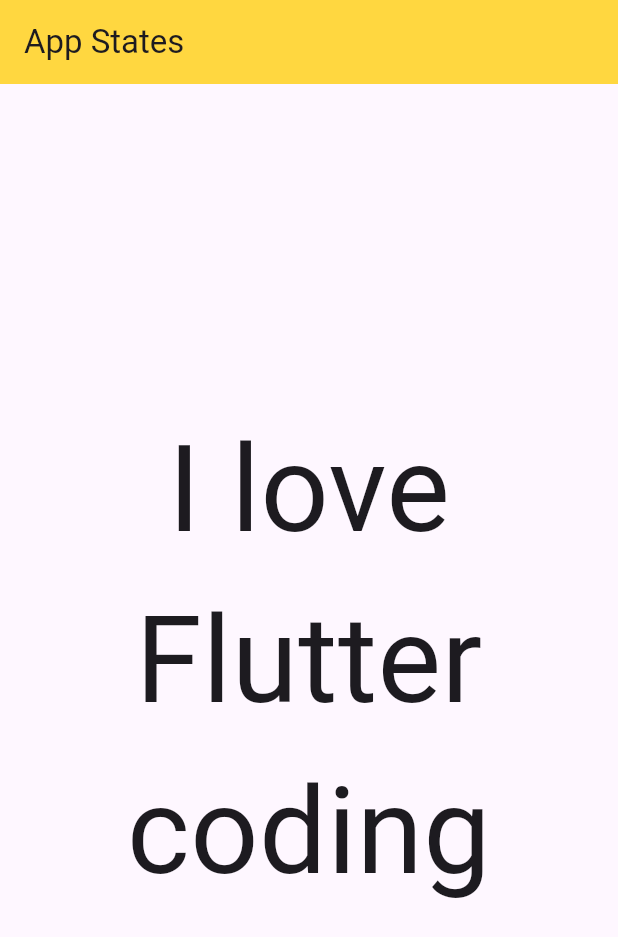
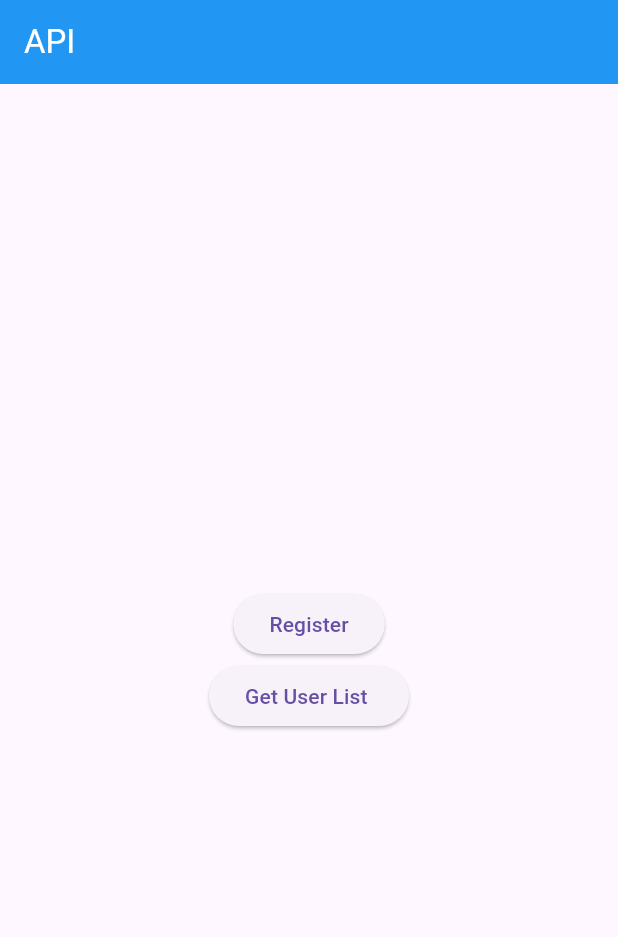
Before and after one commit to raja226-kanini/PracticeFluttet, a Flutter app: the screen it shows after launch, on a phone screen of 412 x 824 dp. Shown: the top 937 px of the screen. Run offline on Flutter 3.47's test engine with Material 3 defaults, Android fonts, the phone set to English and light mode, and no system bars; our stand-ins replace cached_network_image, google_fonts.

Commit message:
http api callfor get

```diff
--- a/lib/main.dart
+++ b/lib/main.dart
@@ -1,4 +1,5 @@
 import 'package:flutter/material.dart';
+import 'package:paractice_flutter/views/api_implement_screen.dart';
 import 'package:paractice_flutter/views/app_life_cycle.dart';
 import 'package:paractice_flutter/views/getstart_screen.dart';
 import 'package:paractice_flutter/views/login_screen.dart';
@@ -14,7 +15,7 @@
   @override
   Widget build(BuildContext context) {
     return const MaterialApp(
-     home: AppLifecycle(),
+     home: APIImplementscreen(),
      debugShowCheckedModeBanner: false,
     );
   }
--- /dev/null
+++ b/lib/views/api_implement_screen.dart
@@ -0,0 +1,57 @@
+import 'package:flutter/material.dart';
+import 'package:http/http.dart' as http;
+import 'package:paractice_flutter/views/get_users_screen.dart';
+
+class APIImplementscreen extends StatefulWidget {
+  const APIImplementscreen({super.key});
+
+  @override
+  State<APIImplementscreen> createState() => _APIImplementscreenState();
+}
+
+class _APIImplementscreenState extends State<APIImplementscreen> {
+  @override
+  Widget build(BuildContext context) {
+    return Scaffold(
+      appBar: AppBar(
+        title: const Text(
+          "API",
+          style: TextStyle(color: Colors.white),
+        ),
+        backgroundColor: Colors.blue,
+      ),
+      body: Center(
+        child: Column(
+          mainAxisAlignment: MainAxisAlignment.center,
+          children: [
+            ElevatedButton(
+                onPressed: () {
+                  registerUser();
+                },
+                child: const Text("Register")
+                ),
+
+               ElevatedButton(
+                onPressed: () {
+                  Navigator.push(context, MaterialPageRoute(builder: (context) => const GetUsersScreen()));
+                },
+                child: const Text("Get User List ")
+                ),
+          ],
+        ),
+      ),
+    );
+  }
+
+  registerUser() async {
+    String post_api = "https://reqres.in/api/users";
+    Map map = {"name": "morpheus", "job": "leader"};
+    http.Response response = await http.post(Uri.parse(post_api), body: map);
+
+    if (response.body != null) {
+      print("response" + response.body);
+    } else {
+      print("Sme thing went wrong");
+    }
+  }
+}
--- a/pubspec.yaml
+++ b/pubspec.yaml
@@ -12,6 +12,7 @@
     sdk: flutter
   flutter_launcher_icons: ^0.13.1
   google_fonts: ^6.1.0
+  http: ^1.2.0
 
 dev_dependencies:
   flutter_test:
```
Also changed, not shown: lib/viewmodel/user_model.dart (added, +8 -0 lines), lib/views/get_users_screen.dart (added, +63 -0 lines), pubspec.lock.
